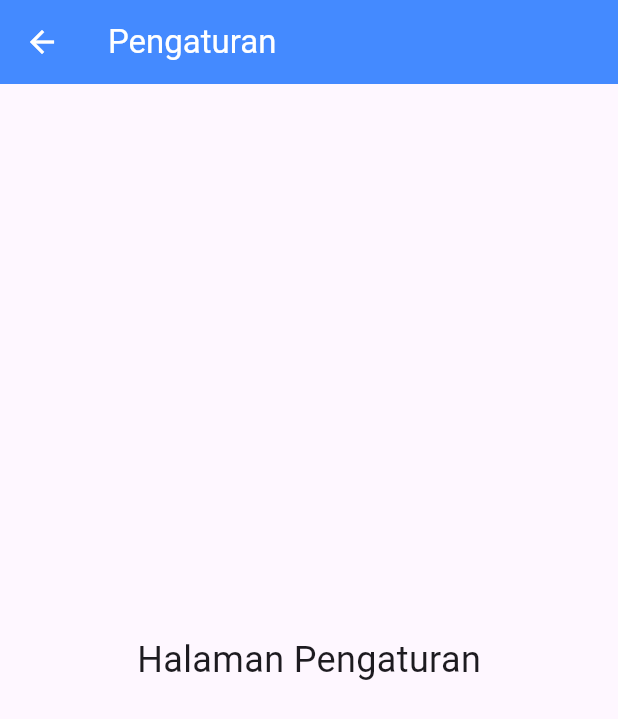
After one commit to Nurulhijroh/my_app, a Flutter app: the SettingScreen screen opened directly, on a phone screen of 412 x 824 dp. The commit adds this screen. Shown: the top 719 px of the screen. Run offline on Flutter 3.47's test engine with Material 3 defaults, Android fonts, the phone set to English and light mode, and no system bars.

Commit message:
halaman settings

```diff
--- a/lib/main.dart
+++ b/lib/main.dart
@@ -12,7 +12,7 @@ class MyApp extends StatelessWidget {
   @override
   Widget build(BuildContext context) {
     return MaterialApp(
-      title: 'Digital Falak KW haha',
+      title: ' Time ',
       theme: ThemeData(
         primarySwatch: Colors.green,
         appBarTheme: const AppBarTheme(
--- /dev/null
+++ b/lib/screens/setting_screen.dart
@@ -0,0 +1,18 @@
+import 'package:flutter/material.dart';
+
+class SettingScreen extends StatelessWidget {
+  const SettingScreen({super.key});
+
+  @override
+  Widget build(BuildContext context) {
+    return Scaffold(
+      appBar: AppBar(
+        title: const Text('Pengaturan', style: TextStyle(color: Colors.white)),
+        backgroundColor: Colors.blueAccent,
+      ),
+      body: const Center(
+        child: Text('Halaman Pengaturan', style: TextStyle(fontSize: 24)),
+      ),
+    );
+  }
+}
```
Also changed, not shown: lib/screens/daily_prayer.dart (added).
